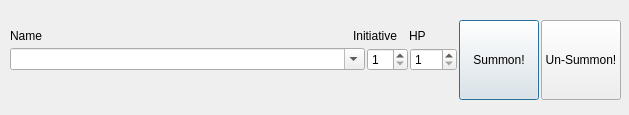
Old version of the form ui_files/Player_Dialog.ui in the repository nogasgofast/Adventure_Wrench.
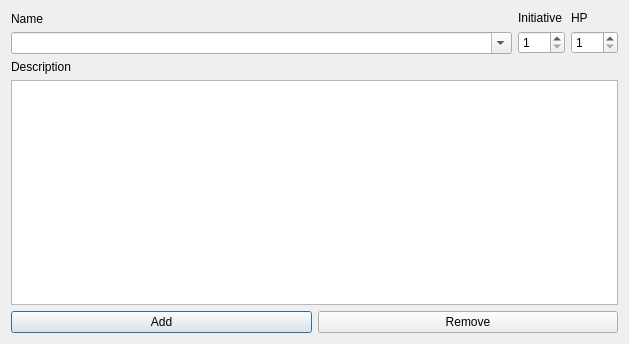
New version of the form.

Patch:
```diff
--- a/ui_files/Player_Dialog.ui
+++ b/ui_files/Player_Dialog.ui
@@ -5,8 +5,16 @@
   <property name="windowModality">
    <enum>Qt::NonModal</enum>
   </property>
+  <property name="geometry">
+   <rect>
+    <x>0</x>
+    <y>0</y>
+    <width>629</width>
+    <height>344</height>
+   </rect>
+  </property>
   <property name="sizePolicy">
-   <sizepolicy hsizetype="Fixed" vsizetype="Fixed">
+   <sizepolicy hsizetype="Minimum" vsizetype="Fixed">
     <horstretch>0</horstretch>
     <verstretch>0</verstretch>
    </sizepolicy>
@@ -14,13 +22,13 @@
   <property name="minimumSize">
    <size>
     <width>629</width>
-    <height>115</height>
+    <height>0</height>
    </size>
   </property>
   <property name="maximumSize">
    <size>
     <width>629</width>
-    <height>115</height>
+    <height>16777215</height>
    </size>
   </property>
   <property name="contextMenuPolicy">
@@ -32,113 +40,22 @@
   <property name="modal">
    <bool>false</bool>
   </property>
-  <widget class="QWidget" name="horizontalLayoutWidget">
-   <property name="geometry">
-    <rect>
-     <x>10</x>
-     <y>10</y>
-     <width>611</width>
-     <height>101</height>
-    </rect>
-   </property>
-   <layout class="QHBoxLayout" name="horizontalLayout_3">
-    <property name="spacing">
-     <number>2</number>
-    </property>
-    <item>
      <layout class="QVBoxLayout" name="verticalLayout">
       <item>
-       <spacer name="verticalSpacer_2">
-        <property name="orientation">
-         <enum>Qt::Vertical</enum>
-        </property>
-        <property name="sizeType">
-         <enum>QSizePolicy::MinimumExpanding</enum>
-        </property>
-        <property name="sizeHint" stdset="0">
-         <size>
-          <width>20</width>
-          <height>15</height>
-         </size>
-        </property>
-       </spacer>
-      </item>
+    <layout class="QHBoxLayout" name="horizontalLayout_head">
       <item>
-       <layout class="QHBoxLayout" name="horizontalLayout_2">
+      <layout class="QVBoxLayout" name="verticalLayout_name">
         <item>
-         <widget class="QLabel" name="label_3">
+        <widget class="QLabel" name="label_name">
           <property name="text">
            <string>Name</string>
           </property>
          </widget>
         </item>
         <item>
-         <spacer name="horizontalSpacer">
-          <property name="orientation">
-           <enum>Qt::Horizontal</enum>
-          </property>
-          <property name="sizeHint" stdset="0">
-           <size>
-            <width>40</width>
-            <height>20</height>
-           </size>
-          </property>
-         </spacer>
-        </item>
-        <item>
-         <widget class="QLabel" name="label_2">
-          <property name="text">
-           <string>Initiative</string>
-          </property>
-         </widget>
-        </item>
-        <item>
-         <spacer name="horizontalSpacer_2">
-          <property name="orientation">
-           <enum>Qt::Horizontal</enum>
-          </property>
-          <property name="sizeType">
-           <enum>QSizePolicy::Fixed</enum>
-          </property>
-          <property name="sizeHint" stdset="0">
-           <size>
-            <width>10</width>
-            <height>20</height>
-           </size>
-          </property>
-         </spacer>
-        </item>
-        <item>
-         <widget class="QLabel" name="label">
-          <property name="text">
-           <string>HP</string>
-          </property>
-         </widget>
-        </item>
-        <item>
-         <spacer name="horizontalSpacer_3">
-          <property name="orientation">
-           <enum>Qt::Horizontal</enum>
-          </property>
-          <property name="sizeType">
-           <enum>QSizePolicy::Minimum</enum>
-          </property>
-          <property name="sizeHint" stdset="0">
-           <size>
-            <width>31</width>
-            <height>20</height>
-           </size>
-          </property>
-         </spacer>
-        </item>
-       </layout>
-      </item>
-      <item>
-       <layout class="QHBoxLayout" name="horizontalLayout">
-        <item>
          <widget class="QComboBox" name="comboBox_name">
           <property name="sizePolicy">
-           <sizepolicy hsizetype="Minimum" vsizetype="Fixed">
+          <sizepolicy hsizetype="MinimumExpanding" vsizetype="Fixed">
             <horstretch>1</horstretch>
             <verstretch>0</verstretch>
            </sizepolicy>
@@ -151,13 +68,30 @@
           </property>
          </widget>
         </item>
+      </layout>
+     </item>
+     <item>
+      <layout class="QVBoxLayout" name="verticalLayout_inititive">
+       <item>
+        <widget class="QLabel" name="label_inititive">
+         <property name="sizePolicy">
+          <sizepolicy hsizetype="Minimum" vsizetype="Preferred">
+           <horstretch>0</horstretch>
+           <verstretch>0</verstretch>
+          </sizepolicy>
+         </property>
+         <property name="text">
+          <string>Initiative</string>
+         </property>
+        </widget>
+       </item>
         <item>
          <widget class="QSpinBox" name="spinBox_initiative">
           <property name="minimum">
            <number>1</number>
           </property>
           <property name="maximum">
-           <number>40</number>
+          <number>999</number>
           </property>
           <property name="singleStep">
            <number>1</number>
@@ -167,6 +101,23 @@
           </property>
          </widget>
         </item>
+      </layout>
+     </item>
+     <item>
+      <layout class="QVBoxLayout" name="verticalLayout_hp">
+       <item>
+        <widget class="QLabel" name="label_hp">
+         <property name="sizePolicy">
+          <sizepolicy hsizetype="Minimum" vsizetype="Preferred">
+           <horstretch>0</horstretch>
+           <verstretch>0</verstretch>
+          </sizepolicy>
+         </property>
+         <property name="text">
+          <string>HP</string>
+         </property>
+        </widget>
+       </item>
         <item>
          <widget class="QSpinBox" name="spinBox_hp">
           <property name="minimum">
@@ -182,25 +133,31 @@
         </item>
        </layout>
       </item>
+    </layout>
+   </item>
       <item>
-       <spacer name="verticalSpacer">
-        <property name="orientation">
-         <enum>Qt::Vertical</enum>
-        </property>
-        <property name="sizeHint" stdset="0">
+    <widget class="QLabel" name="label">
+     <property name="text">
+      <string>Description</string>
+     </property>
+    </widget>
+   </item>
+   <item>
+    <widget class="QTextEdit" name="textEdit">
+     <property name="minimumSize">
          <size>
-          <width>20</width>
-          <height>40</height>
-         </size>
-        </property>
-       </spacer>
-      </item>
-     </layout>
-    </item>
+       <width>0</width>
+       <height>150</height>
+      </size>
+     </property>
+    </widget>
+   </item>
+   <item>
+    <layout class="QHBoxLayout" name="horizontalLayout">
     <item>
      <widget class="QPushButton" name="pushButton_add">
       <property name="sizePolicy">
-       <sizepolicy hsizetype="Maximum" vsizetype="Maximum">
+        <sizepolicy hsizetype="Minimum" vsizetype="Minimum">
         <horstretch>0</horstretch>
         <verstretch>0</verstretch>
        </sizepolicy>
@@ -208,11 +165,11 @@
       <property name="minimumSize">
        <size>
         <width>0</width>
-        <height>80</height>
+         <height>0</height>
        </size>
       </property>
       <property name="text">
-       <string>Summon!</string>
+        <string>Add</string>
       </property>
       <property name="autoDefault">
        <bool>true</bool>
@@ -221,14 +178,20 @@
     </item>
     <item>
      <widget class="QPushButton" name="pushButton_delete">
+       <property name="sizePolicy">
+        <sizepolicy hsizetype="Minimum" vsizetype="Minimum">
+         <horstretch>0</horstretch>
+         <verstretch>0</verstretch>
+        </sizepolicy>
+       </property>
       <property name="minimumSize">
        <size>
         <width>0</width>
-        <height>80</height>
+         <height>0</height>
        </size>
       </property>
       <property name="text">
-       <string>Un-Summon!</string>
+        <string>Remove</string>
       </property>
       <property name="autoDefault">
        <bool>false</bool>
@@ -236,7 +199,8 @@
      </widget>
     </item>
    </layout>
-  </widget>
+   </item>
+  </layout>
  </widget>
  <resources/>
  <connections/>
```
Lines whose indentation alone changed are shown as unchanged.
